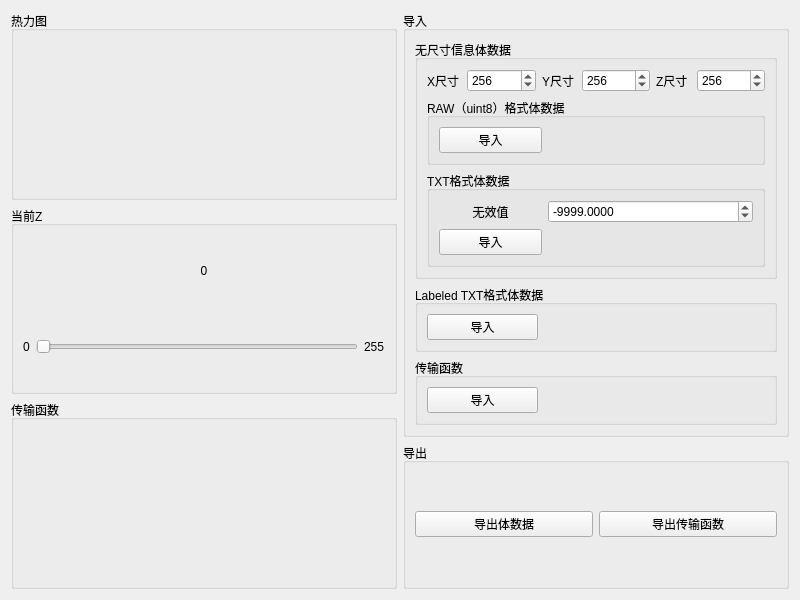
Qt form include/common_gui/vol_io_widget.ui (Kouek/vis-osg-qt) before a commit.
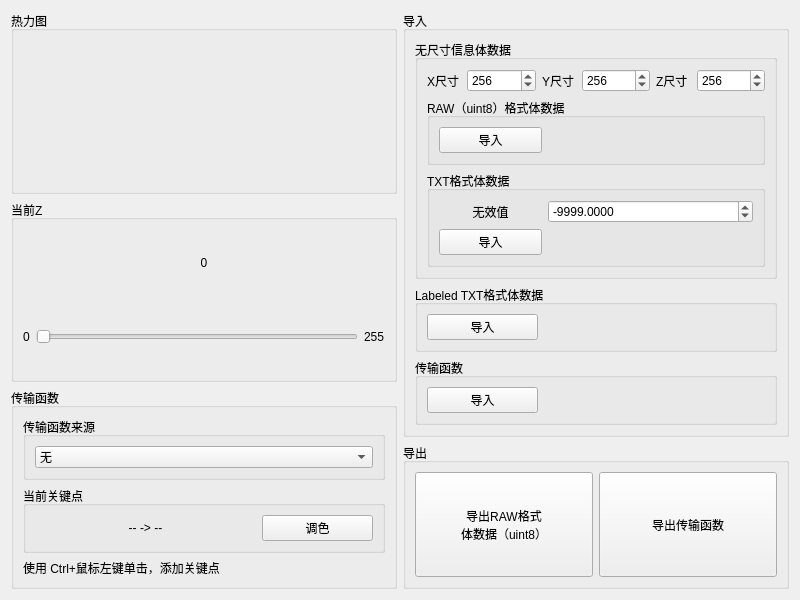
The same form after that commit.

Commit message: 添加传输函数UI

Patch:
```diff
--- a/include/common_gui/vol_io_widget.ui
+++ b/include/common_gui/vol_io_widget.ui
@@ -24,6 +24,12 @@
        <property name="enabled">
         <bool>true</bool>
        </property>
+       <property name="sizePolicy">
+        <sizepolicy hsizetype="Preferred" vsizetype="Preferred">
+         <horstretch>0</horstretch>
+         <verstretch>0</verstretch>
+        </sizepolicy>
+       </property>
        <property name="title">
         <string>热力图</string>
        </property>
@@ -92,10 +98,83 @@
       </widget>
      </item>
      <item>
-      <widget class="QGroupBox" name="groupBox_ColorMap">
+      <widget class="QGroupBox" name="groupBox_TF">
+       <property name="sizePolicy">
+        <sizepolicy hsizetype="Preferred" vsizetype="Preferred">
+         <horstretch>0</horstretch>
+         <verstretch>0</verstretch>
+        </sizepolicy>
+       </property>
        <property name="title">
         <string>传输函数</string>
        </property>
+       <layout class="QVBoxLayout" name="verticalLayout_12">
+        <item>
+         <layout class="QVBoxLayout" name="verticalLayout_11">
+          <item>
+           <widget class="QGroupBox" name="groupBox_7">
+            <property name="title">
+             <string>传输函数来源</string>
+            </property>
+            <layout class="QHBoxLayout" name="horizontalLayout_11" stretch="2">
+             <item>
+              <widget class="QComboBox" name="comboBox_TFSrc">
+               <item>
+                <property name="text">
+                 <string>无</string>
+                </property>
+               </item>
+               <item>
+                <property name="text">
+                 <string>文件读入/自定义</string>
+                </property>
+               </item>
+               <item>
+                <property name="text">
+                 <string>蓝红渐变</string>
+                </property>
+               </item>
+              </widget>
+             </item>
+            </layout>
+           </widget>
+          </item>
+         </layout>
+        </item>
+        <item>
+         <widget class="QGroupBox" name="groupBox_8">
+          <property name="title">
+           <string>当前关键点</string>
+          </property>
+          <layout class="QHBoxLayout" name="horizontalLayout_10" stretch="2,1">
+           <item>
+            <widget class="QLabel" name="label_TFPointPicked">
+             <property name="text">
+              <string>-- -&gt; --</string>
+             </property>
+             <property name="alignment">
+              <set>Qt::AlignCenter</set>
+             </property>
+            </widget>
+           </item>
+           <item>
+            <widget class="QPushButton" name="pushButton_TFPointColored">
+             <property name="text">
+              <string>调色</string>
+             </property>
+            </widget>
+           </item>
+          </layout>
+         </widget>
+        </item>
+        <item>
+         <widget class="QLabel" name="label_5">
+          <property name="text">
+           <string>使用 Ctrl+鼠标左键单击，添加关键点</string>
+          </property>
+         </widget>
+        </item>
+       </layout>
       </widget>
      </item>
     </layout>
@@ -354,13 +433,26 @@
        <layout class="QHBoxLayout" name="horizontalLayout_5">
         <item>
          <widget class="QPushButton" name="pushButton_ExportVolume">
+          <property name="sizePolicy">
+           <sizepolicy hsizetype="Minimum" vsizetype="Preferred">
+            <horstretch>0</horstretch>
+            <verstretch>0</verstretch>
+           </sizepolicy>
+          </property>
           <property name="text">
-           <string>导出体数据</string>
+           <string>导出RAW格式
+体数据（uint8）</string>
           </property>
          </widget>
         </item>
         <item>
          <widget class="QPushButton" name="pushButton_ExportTF">
+          <property name="sizePolicy">
+           <sizepolicy hsizetype="Minimum" vsizetype="Preferred">
+            <horstretch>0</horstretch>
+            <verstretch>0</verstretch>
+           </sizepolicy>
+          </property>
           <property name="text">
            <string>导出传输函数</string>
           </property>
```
The commit also changes 4 other files.
